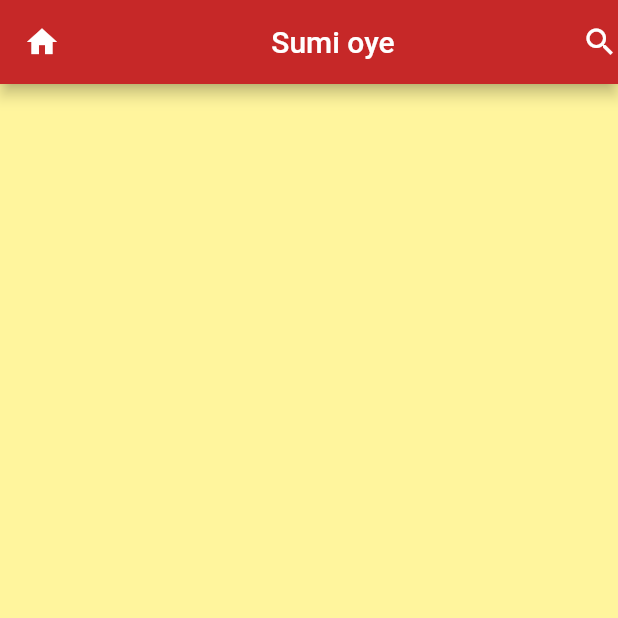
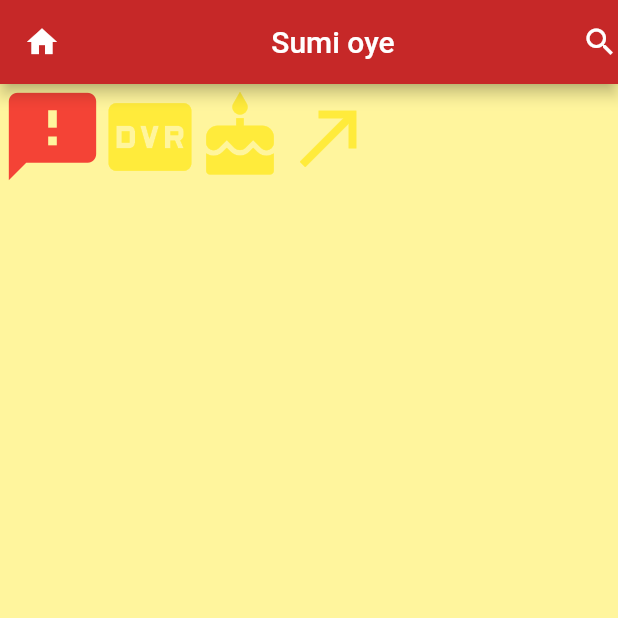
Before and after one commit to aricangcimen/lat_flutter, a Flutter app: the Halamansatu screen opened directly, on a phone screen of 412 x 824 dp, the top half of it. Run offline on Flutter 3.47's test engine with Material 2 defaults, Android fonts, the phone set to English and light mode, and no system bars.

Commit message:
tambah simbol

```diff
--- a/lib/main3.dart
+++ b/lib/main3.dart
@@ -23,7 +23,10 @@ class Halamansatu extends StatelessWidget {
     body: new Container(
       child: new Row(
       children : <Widget>[
-
+      new Icon(Icons.feedback , size : 70.0 , color : Colors.red ,),
+      new Icon(Icons.fiber_dvr , size : 60.0 , color : Colors.yellow),
+      new Icon(Icons.cake, size : 60.0 , color : Colors.yellow),
+      new Icon(Icons.call_made , size : 60.0 , color : Colors.yellow),
 
 
       ],
```
